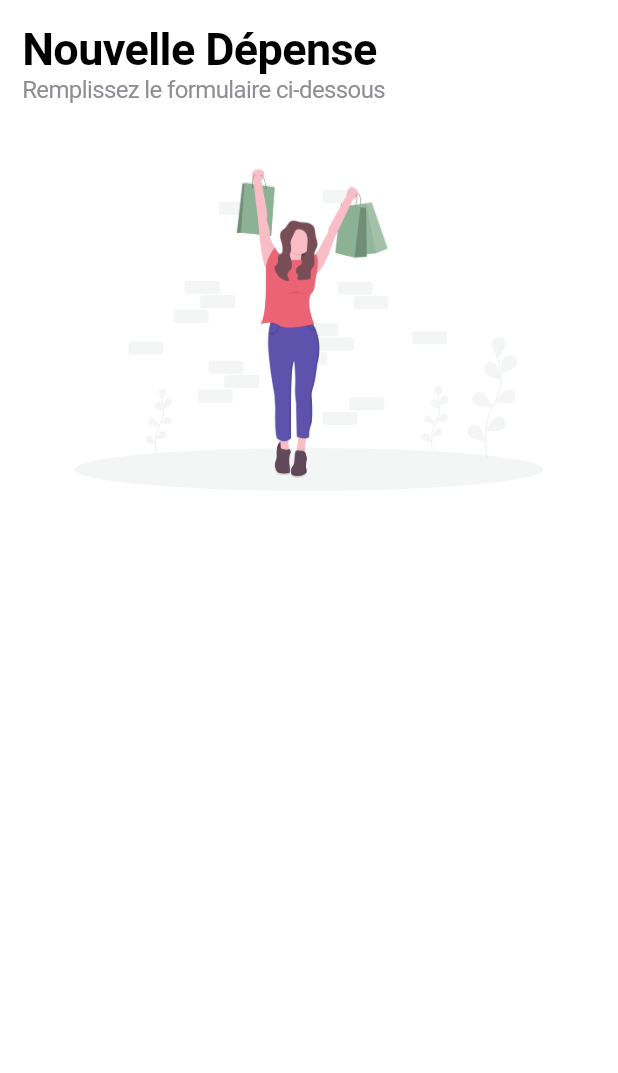
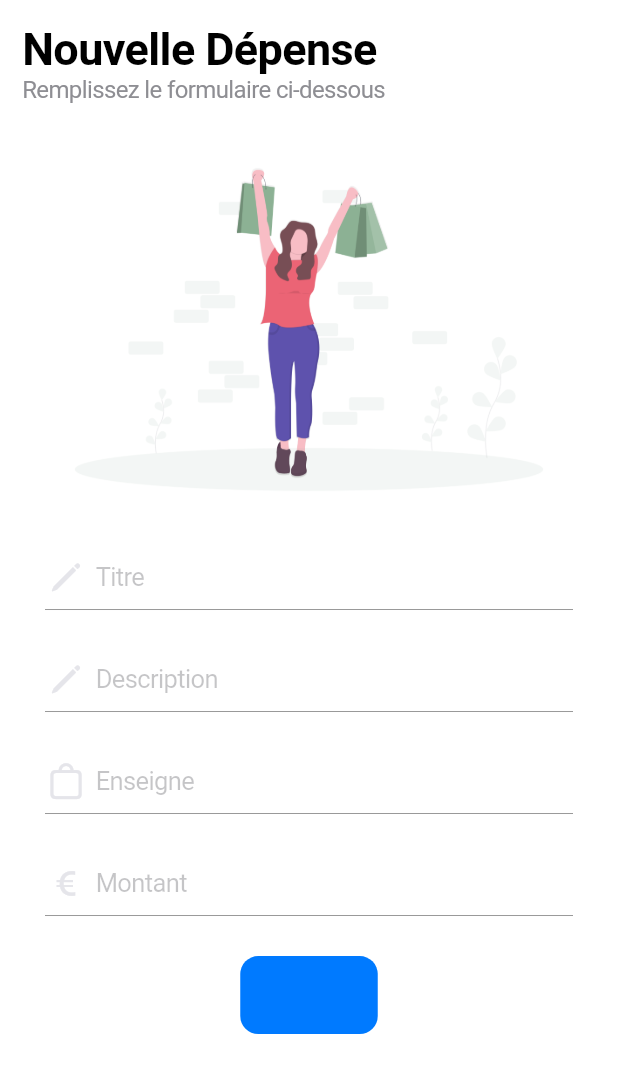
Before and after one commit to thomaslenaour/expenses, a Flutter app: the AddExpenseScreen screen opened directly, on a phone screen of 412 x 824 dp. Shown: the top 1073 px of the screen. Run offline on Flutter 3.47's test engine with Material 2 defaults, Android fonts, the phone set to English and light mode, and no system bars; drawn by our look-alikes of modal_bottom_sheet; our stand-ins replace cloud_firestore, firebase_core, hexcolor; missing offline and left inert: flutter_sparkline; accounts and stored records are empty; network calls fail.

Commit message:
update expense form

```diff
--- a/expenses/lib/screens/add_expense.dart
+++ b/expenses/lib/screens/add_expense.dart
@@ -1,3 +1,4 @@
+import 'package:expenses/widgets/expense_form.dart';
 import 'package:flutter/cupertino.dart';
 import 'package:expenses/models/expense.dart';
 import 'package:modal_bottom_sheet/modal_bottom_sheet.dart';
@@ -36,7 +37,7 @@ class AddExpenseScreen extends StatelessWidget {
               Padding(padding: EdgeInsets.symmetric(horizontal: 15.0, vertical: 10.0),),
               Image.asset("assets/images/shop.png",
               fit: BoxFit.cover),
-
+              ExpenseForm(),
             ],
           ),
         ),
--- a/expenses/lib/widgets/expense_form.dart
+++ b/expenses/lib/widgets/expense_form.dart
@@ -1,125 +1,164 @@
-import 'package:expenses/screens/home.dart';
-import 'package:expenses/models/expense.dart';
+import 'package:flutter/cupertino.dart';
 import 'package:provider/provider.dart';
-import 'package:flutter/cupertino.dart';
-
-// Consumer<AppStateModel>(
-//       builder: (context, model, child) {
-//         final expense = model.getExpenses();
-//         return
+import 'package:expenses/models/app_state_model.dart';
 
 class ExpenseForm extends StatefulWidget {
   @override
-  _ExpenseFormState createState() => _ExpenseFormState();
+  _ExpenseFormState createState() {
+    return _ExpenseFormState();
+  }
 }
 
 class _ExpenseFormState extends State<ExpenseForm> {
-  final _formKey = GlobalKey<FormState>();
+  String title;
+  double amount;
+  String urlLogo;
+  String description;
+
+  Widget _buildTitleField() {
+    return CupertinoTextField(
+      prefix: const Icon(
+        CupertinoIcons.pencil,
+        color: CupertinoColors.lightBackgroundGray,
+        size: 28,
+      ),
+      padding: const EdgeInsets.symmetric(horizontal: 6, vertical: 12),
+      clearButtonMode: OverlayVisibilityMode.editing,
+      textCapitalization: TextCapitalization.words,
+      autocorrect: false,
+      decoration: const BoxDecoration(
+        border: Border(
+          bottom: BorderSide(
+            width: 0,
+            color: CupertinoColors.inactiveGray,
+          ),
+        ),
+      ),
+      placeholder: 'Titre',
+      onChanged: (newName) {
+        setState(() {
+          title = newName;
+        });
+      },
+    );
+  }
+
+  Widget _buildAmountField() {
+    return CupertinoTextField(
+      prefix: const Icon(
+        CupertinoIcons.money_euro,
+        color: CupertinoColors.lightBackgroundGray,
+        size: 28,
+      ),
+      padding: const EdgeInsets.symmetric(horizontal: 6, vertical: 12),
+      clearButtonMode: OverlayVisibilityMode.editing,
+      textCapitalization: TextCapitalization.words,
+      autocorrect: false,
+      decoration: const BoxDecoration(
+        border: Border(
+          bottom: BorderSide(
+            width: 0,
+            color: CupertinoColors.inactiveGray,
+          ),
+        ),
+      ),
+      placeholder: 'Montant',
+      onChanged: (newAmount) {
+        setState(() {
+          amount = double.parse(newAmount);
+        });
+      },
+    );
+  }
+
+  Widget _buildUrlLogoField() {
+    return CupertinoTextField(
+      prefix: const Icon(
+        CupertinoIcons.bag,
+        color: CupertinoColors.lightBackgroundGray,
+        size: 28,
+      ),
+      padding: const EdgeInsets.symmetric(horizontal: 6, vertical: 12),
+      clearButtonMode: OverlayVisibilityMode.editing,
+      textCapitalization: TextCapitalization.words,
+      autocorrect: false,
+      decoration: const BoxDecoration(
+        border: Border(
+          bottom: BorderSide(
+            width: 0,
+            color: CupertinoColors.inactiveGray,
+          ),
+        ),
+      ),
+      placeholder: 'Enseigne',
+      onChanged: (newUrl) {
+        setState(() {
+          urlLogo = newUrl;
+        });
+      },
+    );
+  }
+
+  Widget _buildDescriptionField() {
+    return CupertinoTextField(
+      prefix: const Icon(
+        CupertinoIcons.pencil,
+        color: CupertinoColors.lightBackgroundGray,
+        size: 28,
+      ),
+      padding: const EdgeInsets.symmetric(horizontal: 6, vertical: 12),
+      clearButtonMode: OverlayVisibilityMode.editing,
+      textCapitalization: TextCapitalization.words,
+      autocorrect: false,
+      decoration: const BoxDecoration(
+        border: Border(
+          bottom: BorderSide(
+            width: 0,
+            color: CupertinoColors.inactiveGray,
+          ),
+        ),
+      ),
+      placeholder: 'Description',
+      onChanged: (newDesc) {
+        setState(() {
+          title = newDesc;
+        });
+      },
+    );
+  }
 
   @override
   Widget build(BuildContext context) {
-    int selectedCategory;
-    return Form(
-      key: _formKey,
-      child: Column(
-        children: <Widget>[
-          Container(
-            padding: EdgeInsets.symmetric(vertical: 15, horizontal: 5),
-            child: Column(
-                crossAxisAlignment: CrossAxisAlignment.start,
-                mainAxisAlignment: MainAxisAlignment.spaceAround,
-                mainAxisSize: MainAxisSize.max,
-                children: [
-                  Text(
-                    "Catégorie",
-                    style: TextStyle(fontWeight: FontWeight.w600),
-                  ),
-                  Container(
-                      padding:
-                          EdgeInsets.symmetric(vertical: 15, horizontal: 15),
-                      height: 130,
-                      child: CupertinoPicker(
-                          useMagnifier: true,
-                          onSelectedItemChanged: (value) {
-                            selectedCategory = value;
-                          },
-                          itemExtent: 32.0,
-                          children: categoryModel.getCategories
-                              .map((category) => Text(category.title))
-                              .toList())),
-                ]),
+    return Consumer<AppStateModel>(
+      builder: (context, model, child) {
+        return Container(
+            child: Column(children: <Widget>[
+          Padding(
+            padding: const EdgeInsets.symmetric(vertical: 12, horizontal: 15),
+            child: _buildTitleField(),
           ),
-          CustomField(
-            hintText: 'Titre',
-            validator: (String value) {
-              if (value.isEmpty) {
-                return 'Entrez un titre de dépense ';
-              }
-            },
-            onSaved: (String value) {
-              expense.name = value;
-            },
+          Padding(
+            padding: const EdgeInsets.symmetric(vertical: 12, horizontal: 15),
+            child: _buildDescriptionField(),
           ),
-          CustomField(
-            hintText: 'Description',
-            onSaved: (String value) {
-              if(value.isNotEmpty) {
-                expense.description = value;
-              }
-            },
+          Padding(
+            padding: const EdgeInsets.symmetric(vertical: 12, horizontal: 15),
+            child: _buildUrlLogoField(),
           ),
-          CustomField(
-            hintText: 'Enseigne',
-            validator: (String value) {
-              if (value.isEmpty) {
-                return 'Renseignez où vous avez fait vôtre dépense';
-              }
-            },
-            onSaved: (String value) {
-              String url = 'https://logo.clearbit.com/' + value.toLowerCase() + '.com';
-              expense.urlLogo = url;
-            },
+          Padding(
+            padding: const EdgeInsets.symmetric(vertical: 12, horizontal: 15),
+            child: _buildAmountField(),
           ),
-          CustomField(
-            hintText: 'Montant en €',
-            isEmail: false,
-            validator: (String value) {
-              double convertVal = double.parse(value);
-              if (value.isEmpty) {
-                return "Veuillez renseigner le montant";
-              } else if (convertVal.isNaN) {
-                return "Le montant doit être un nombre";
-              } else if (convertVal.isNegative) {
-                return "Le montant doit être positif";
-              }
-            },
-            onSaved: (String value) {
-              expense.price = double.parse(value);
-            },
-          ),
-          CupertinoButton(
-            color: CupertinoColors.systemBlue,
-            onPressed: () {
-              if (_formKey.currentState.validate()) {
-                _formKey.currentState.save();
-                expense.category =
-                    categoryModel.getCategories[selectedCategory];
-                expenseModel.addExpense(expense);
-                Navigator.push(
-                  context,
-                  MaterialPageRoute(builder: (context) => HomeScreen()),
-                );
-              }
-            },
-            child: Text(
-              'Ajouter',
-              style: TextStyle(
-                color: CupertinoColors.white,
-              ),
+          Padding(
+            padding: const EdgeInsets.all(15.0),
+            child: CupertinoButton(
+              color: CupertinoColors.systemBlue,
+              child: Text("Ajouter"),
+              onPressed: () => print("Toto"),
             ),
           )
-        ],
-      ),
+        ]));
+      },
     );
   }
 }
```
